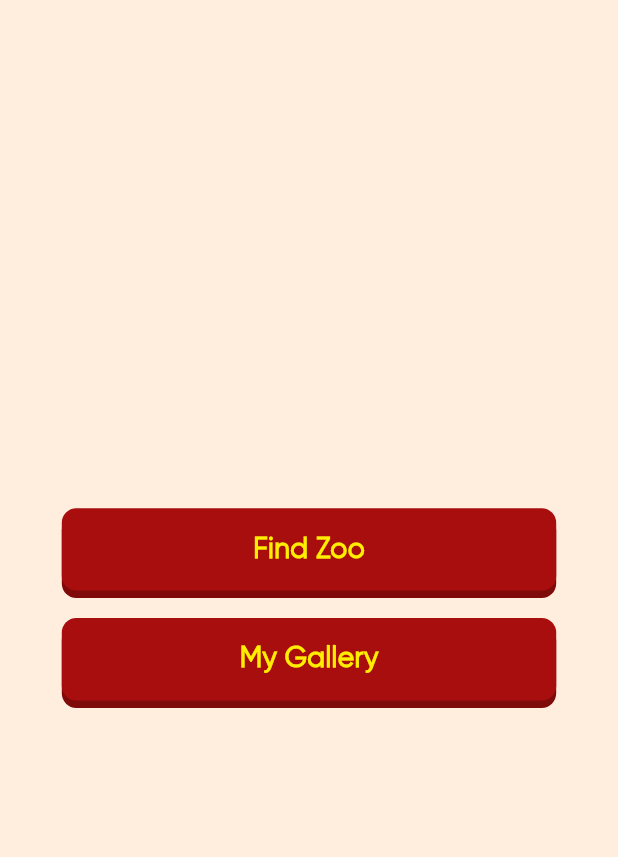
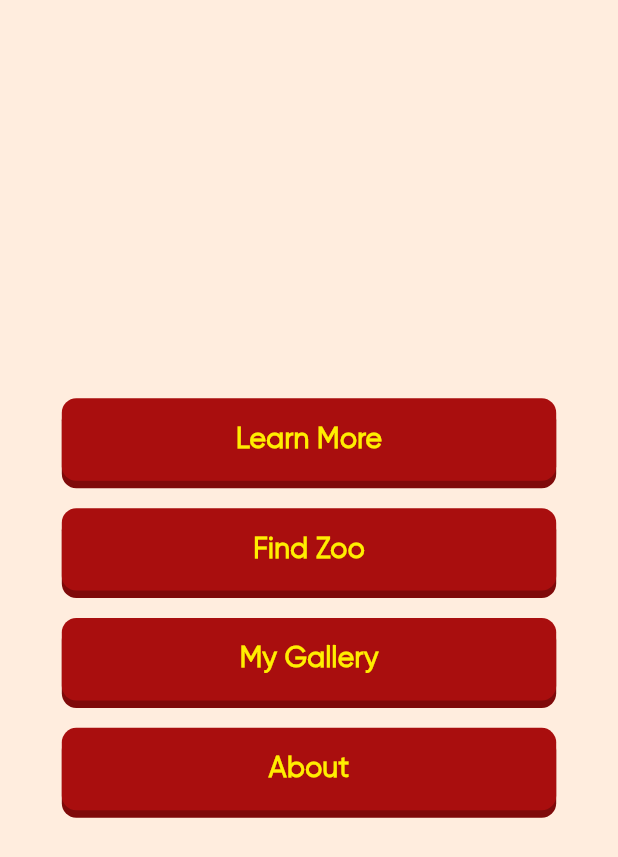
Before and after one commit to akhmadjonakbarov/ZooApp, a Flutter app: the screen it shows after launch, on a phone screen of 412 x 824 dp. Shown: the top 857 px of the screen. Run offline on Flutter 3.47's test engine with Material 3 defaults, Android fonts, the phone set to English and light mode, and no system bars; our stand-ins replace dio, dotted_border, file_picker, flutter_svg, get, google_fonts and 1 more; accounts and stored records are empty.

Commit message:
feat: new screens were added

```diff
--- a/lib/app/features/home/ui/home_screen.dart
+++ b/lib/app/features/home/ui/home_screen.dart
@@ -24,6 +24,10 @@ class HomeScreen extends StatelessWidget {
               crossAxisAlignment: CrossAxisAlignment.center,
               children: [
                 BasicButton(
+                  onClick: () => Get.toNamed(Screens.animals),
+                  title: "Learn More",
+                ),
+                BasicButton(
                   onClick: () {
                     Get.toNamed(Screens.findZoo);
                   },
@@ -34,6 +38,10 @@ class HomeScreen extends StatelessWidget {
                     Get.toNamed(Screens.myGallery);
                   },
                   title: "My Gallery",
+                ),
+                BasicButton(
+                  onClick: () => Get.toNamed(Screens.about),
+                  title: "About",
                 )
               ],
             ),
```
